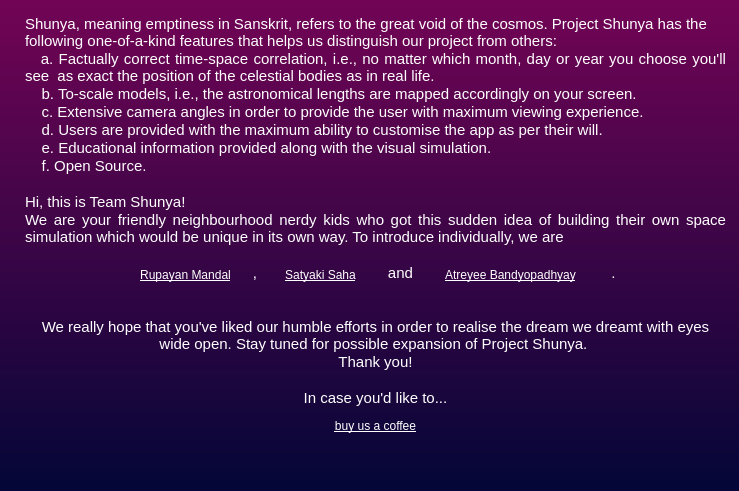
Before: the Qt Designer form New_Assets/dial_2.ui in CodeALPHA007/Shunya, drawn with Qt 5.
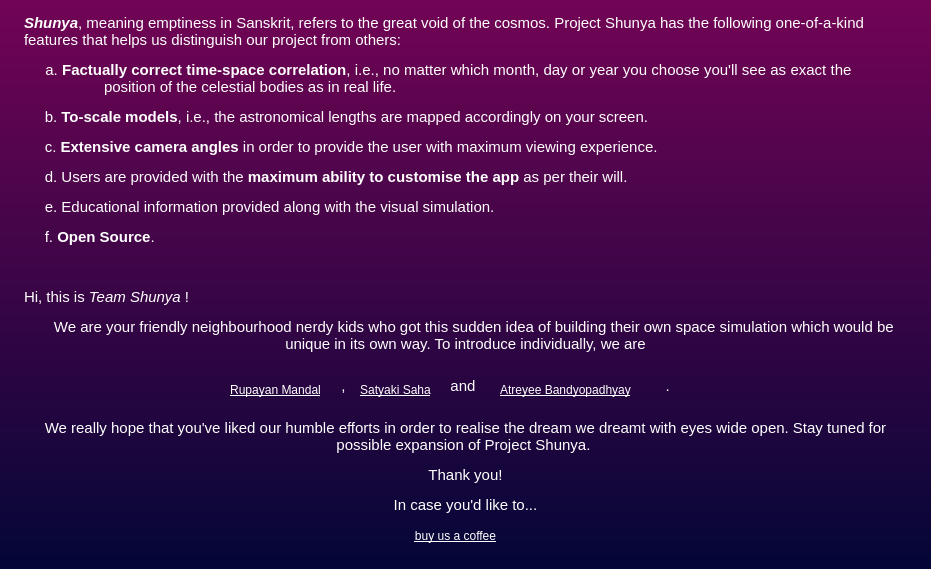
After: the same form once the commit is applied.

What changed in the file:
```diff
--- a/New_Assets/dial_2.ui
+++ b/New_Assets/dial_2.ui
@@ -6,8 +6,8 @@
    <rect>
     <x>0</x>
     <y>0</y>
-    <width>739</width>
-    <height>491</height>
+    <width>931</width>
+    <height>569</height>
    </rect>
   </property>
   <property name="windowTitle">
@@ -19,8 +19,8 @@
   <widget class="QPushButton" name="Coffee">
    <property name="geometry">
     <rect>
-     <x>310</x>
-     <y>410</y>
+     <x>390</x>
+     <y>520</y>
      <width>131</width>
      <height>31</height>
     </rect>
@@ -44,46 +44,49 @@
     <rect>
      <x>20</x>
      <y>10</y>
-     <width>711</width>
-     <height>461</height>
+     <width>891</width>
+     <height>551</height>
     </rect>
    </property>
    <property name="styleSheet">
     <string notr="true">color: rgb(255, 255, 255);
-background-color:transparent;</string>
+background-color:transparent;
+border:none;</string>
+   </property>
+   <property name="verticalScrollBarPolicy">
+    <enum>Qt::ScrollBarAlwaysOff</enum>
+   </property>
+   <property name="horizontalScrollBarPolicy">
+    <enum>Qt::ScrollBarAlwaysOff</enum>
    </property>
    <property name="html">
     <string>&lt;!DOCTYPE HTML PUBLIC &quot;-//W3C//DTD HTML 4.0//EN&quot; &quot;http://www.w3.org/TR/REC-html40/strict.dtd&quot;&gt;
 &lt;html&gt;&lt;head&gt;&lt;meta name=&quot;qrichtext&quot; content=&quot;1&quot; /&gt;&lt;style type=&quot;text/css&quot;&gt;
 p, li { white-space: pre-wrap; }
 &lt;/style&gt;&lt;/head&gt;&lt;body style=&quot; font-family:'MS Shell Dlg 2'; font-size:8.25pt; font-weight:400; font-style:normal;&quot;&gt;
-&lt;p style=&quot; margin-top:0px; margin-bottom:0px; margin-left:0px; margin-right:0px; -qt-block-indent:0; text-indent:0px;&quot;&gt;&lt;span style=&quot; font-size:11pt;&quot;&gt;Shunya, meaning emptiness in Sanskrit, refers to the great void of the cosmos. Project Shunya has the following one-of-a-kind features that helps us distinguish our project from others:&lt;/span&gt;&lt;/p&gt;
-&lt;p align=&quot;justify&quot; style=&quot; margin-top:0px; margin-bottom:0px; margin-left:0px; margin-right:0px; -qt-block-indent:0; text-indent:0px;&quot;&gt;&lt;span style=&quot; font-size:11pt;&quot;&gt;   a. Factually correct time-space correlation, i.e., no matter which month, day or year you choose you'll see  as exact the position of the celestial bodies as in real life.&lt;/span&gt;&lt;/p&gt;
-&lt;p align=&quot;justify&quot; style=&quot; margin-top:0px; margin-bottom:0px; margin-left:0px; margin-right:0px; -qt-block-indent:0; text-indent:0px;&quot;&gt;&lt;span style=&quot; font-size:11pt;&quot;&gt;    b. To-scale models, i.e., the astronomical lengths are mapped accordingly on your screen.&lt;/span&gt;&lt;/p&gt;
-&lt;p align=&quot;justify&quot; style=&quot; margin-top:0px; margin-bottom:0px; margin-left:0px; margin-right:0px; -qt-block-indent:0; text-indent:0px;&quot;&gt;&lt;span style=&quot; font-size:11pt;&quot;&gt;    c. Extensive camera angles in order to provide the user with maximum viewing experience.&lt;/span&gt;&lt;/p&gt;
-&lt;p align=&quot;justify&quot; style=&quot; margin-top:0px; margin-bottom:0px; margin-left:0px; margin-right:0px; -qt-block-indent:0; text-indent:0px;&quot;&gt;&lt;span style=&quot; font-size:11pt;&quot;&gt;    d. Users are provided with the maximum ability to customise the app as per their will.&lt;/span&gt;&lt;/p&gt;
-&lt;p align=&quot;justify&quot; style=&quot; margin-top:0px; margin-bottom:0px; margin-left:0px; margin-right:0px; -qt-block-indent:0; text-indent:0px;&quot;&gt;&lt;span style=&quot; font-size:11pt;&quot;&gt;    e. Educational information provided along with the visual simulation.&lt;/span&gt;&lt;/p&gt;
-&lt;p align=&quot;justify&quot; style=&quot; margin-top:0px; margin-bottom:0px; margin-left:0px; margin-right:0px; -qt-block-indent:0; text-indent:0px;&quot;&gt;&lt;span style=&quot; font-size:11pt;&quot;&gt;    f. Open Source.&lt;/span&gt;&lt;/p&gt;
-&lt;p align=&quot;justify&quot; style=&quot;-qt-paragraph-type:empty; margin-top:0px; margin-bottom:0px; margin-left:0px; margin-right:0px; -qt-block-indent:0; text-indent:0px; font-size:11pt;&quot;&gt;&lt;br /&gt;&lt;/p&gt;
-&lt;p align=&quot;justify&quot; style=&quot; margin-top:0px; margin-bottom:0px; margin-left:0px; margin-right:0px; -qt-block-indent:0; text-indent:0px;&quot;&gt;&lt;span style=&quot; font-size:11pt;&quot;&gt;Hi, this is Team Shunya!&lt;/span&gt;&lt;/p&gt;
-&lt;p align=&quot;justify&quot; style=&quot; margin-top:0px; margin-bottom:0px; margin-left:0px; margin-right:0px; -qt-block-indent:0; text-indent:0px;&quot;&gt;&lt;span style=&quot; font-size:11pt;&quot;&gt;We are your friendly neighbourhood nerdy kids who got this sudden idea of building their own space simulation which would be unique in its own way. To introduce individually, we are&lt;/span&gt;&lt;/p&gt;
-&lt;p align=&quot;justify&quot; style=&quot;-qt-paragraph-type:empty; margin-top:0px; margin-bottom:0px; margin-left:0px; margin-right:0px; -qt-block-indent:0; text-indent:0px; font-size:11pt;&quot;&gt;&lt;br /&gt;&lt;/p&gt;
-&lt;p align=&quot;center&quot; style=&quot; margin-top:0px; margin-bottom:0px; margin-left:0px; margin-right:0px; -qt-block-indent:0; text-indent:0px;&quot;&gt;&lt;span style=&quot; font-size:11pt;&quot;&gt; 	          , 	 	    and  		      	. &lt;/span&gt;&lt;/p&gt;
-&lt;p align=&quot;center&quot; style=&quot;-qt-paragraph-type:empty; margin-top:0px; margin-bottom:0px; margin-left:0px; margin-right:0px; -qt-block-indent:0; text-indent:0px; font-size:11pt;&quot;&gt;&lt;br /&gt;&lt;/p&gt;
-&lt;p align=&quot;center&quot; style=&quot;-qt-paragraph-type:empty; margin-top:0px; margin-bottom:0px; margin-left:0px; margin-right:0px; -qt-block-indent:0; text-indent:0px; font-size:11pt;&quot;&gt;&lt;br /&gt;&lt;/p&gt;
-&lt;p align=&quot;center&quot; style=&quot; margin-top:0px; margin-bottom:0px; margin-left:0px; margin-right:0px; -qt-block-indent:0; text-indent:0px;&quot;&gt;&lt;span style=&quot; font-size:11pt;&quot;&gt;We really hope that you've liked our humble efforts in order to realise the dream we dreamt with eyes wide open. Stay tuned for possible expansion of Project Shunya. &lt;/span&gt;&lt;/p&gt;
-&lt;p align=&quot;center&quot; style=&quot; margin-top:0px; margin-bottom:0px; margin-left:0px; margin-right:0px; -qt-block-indent:0; text-indent:0px;&quot;&gt;&lt;span style=&quot; font-size:11pt;&quot;&gt;Thank you!&lt;/span&gt;&lt;/p&gt;
-&lt;p align=&quot;center&quot; style=&quot;-qt-paragraph-type:empty; margin-top:0px; margin-bottom:0px; margin-left:0px; margin-right:0px; -qt-block-indent:0; text-indent:0px; font-size:11pt;&quot;&gt;&lt;br /&gt;&lt;/p&gt;
-&lt;p align=&quot;center&quot; style=&quot; margin-top:0px; margin-bottom:0px; margin-left:0px; margin-right:0px; -qt-block-indent:0; text-indent:0px;&quot;&gt;&lt;span style=&quot; font-size:11pt;&quot;&gt;In case you'd like to...&lt;/span&gt;&lt;/p&gt;&lt;/body&gt;&lt;/html&gt;</string>
+&lt;p style=&quot; margin-top:12px; margin-bottom:12px; margin-left:0px; margin-right:0px; -qt-block-indent:0; text-indent:0px;&quot;&gt;&lt;span style=&quot; font-size:11pt; font-weight:600; font-style:italic;&quot;&gt;Shunya&lt;/span&gt;&lt;span style=&quot; font-size:11pt;&quot;&gt;, meaning emptiness in Sanskrit, refers to the great void of the cosmos. Project Shunya has the following one-of-a-kind features that helps us distinguish our project from others:&lt;/span&gt;&lt;/p&gt;
+&lt;p align=&quot;justify&quot; style=&quot; margin-top:12px; margin-bottom:12px; margin-left:0px; margin-right:0px; -qt-block-indent:0; text-indent:0px;&quot;&gt;&lt;span style=&quot; font-size:11pt;&quot;&gt;     a. &lt;/span&gt;&lt;span style=&quot; font-size:11pt; font-weight:600;&quot;&gt;Factually correct time-space correlation&lt;/span&gt;&lt;span style=&quot; font-size:11pt;&quot;&gt;, i.e., no matter which month, day or year you choose you'll see as exact the 			position of the celestial bodies as in real life.&lt;/span&gt;&lt;/p&gt;
+&lt;p align=&quot;justify&quot; style=&quot; margin-top:12px; margin-bottom:12px; margin-left:0px; margin-right:0px; -qt-block-indent:0; text-indent:0px;&quot;&gt;&lt;span style=&quot; font-size:11pt;&quot;&gt;     b. &lt;/span&gt;&lt;span style=&quot; font-size:11pt; font-weight:600;&quot;&gt;To-scale models&lt;/span&gt;&lt;span style=&quot; font-size:11pt;&quot;&gt;, i.e., the astronomical lengths are mapped accordingly on your screen.&lt;/span&gt;&lt;/p&gt;
+&lt;p align=&quot;justify&quot; style=&quot; margin-top:12px; margin-bottom:12px; margin-left:0px; margin-right:0px; -qt-block-indent:0; text-indent:0px;&quot;&gt;&lt;span style=&quot; font-size:11pt;&quot;&gt;     c. &lt;/span&gt;&lt;span style=&quot; font-size:11pt; font-weight:600;&quot;&gt;Extensive camera angles&lt;/span&gt;&lt;span style=&quot; font-size:11pt;&quot;&gt; in order to provide the user with maximum viewing experience.&lt;/span&gt;&lt;/p&gt;
+&lt;p align=&quot;justify&quot; style=&quot; margin-top:12px; margin-bottom:12px; margin-left:0px; margin-right:0px; -qt-block-indent:0; text-indent:0px;&quot;&gt;&lt;span style=&quot; font-size:11pt;&quot;&gt;     d. Users are provided with the &lt;/span&gt;&lt;span style=&quot; font-size:11pt; font-weight:600;&quot;&gt;maximum ability to customise the app&lt;/span&gt;&lt;span style=&quot; font-size:11pt;&quot;&gt; as per their will.&lt;/span&gt;&lt;/p&gt;
+&lt;p align=&quot;justify&quot; style=&quot; margin-top:12px; margin-bottom:12px; margin-left:0px; margin-right:0px; -qt-block-indent:0; text-indent:0px;&quot;&gt;&lt;span style=&quot; font-size:11pt;&quot;&gt;     e. Educational information provided along with the visual simulation.&lt;/span&gt;&lt;/p&gt;
+&lt;p align=&quot;justify&quot; style=&quot; margin-top:12px; margin-bottom:12px; margin-left:0px; margin-right:0px; -qt-block-indent:0; text-indent:0px;&quot;&gt;&lt;span style=&quot; font-size:11pt;&quot;&gt;     f. &lt;/span&gt;&lt;span style=&quot; font-size:11pt; font-weight:600;&quot;&gt;Open Source&lt;/span&gt;&lt;span style=&quot; font-size:11pt;&quot;&gt;.&lt;/span&gt;&lt;/p&gt;
+&lt;p align=&quot;justify&quot; style=&quot;-qt-paragraph-type:empty; margin-top:12px; margin-bottom:12px; margin-left:0px; margin-right:0px; -qt-block-indent:0; text-indent:0px; font-size:11pt;&quot;&gt;&lt;br /&gt;&lt;/p&gt;
+&lt;p align=&quot;justify&quot; style=&quot; margin-top:12px; margin-bottom:12px; margin-left:0px; margin-right:0px; -qt-block-indent:0; text-indent:0px;&quot;&gt;&lt;span style=&quot; font-size:11pt;&quot;&gt;Hi, this is &lt;/span&gt;&lt;span style=&quot; font-size:11pt; font-style:italic;&quot;&gt;Team Shunya &lt;/span&gt;&lt;span style=&quot; font-size:11pt;&quot;&gt;!&lt;/span&gt;&lt;/p&gt;
+&lt;p align=&quot;center&quot; style=&quot; margin-top:12px; margin-bottom:12px; margin-left:0px; margin-right:0px; -qt-block-indent:0; text-indent:0px;&quot;&gt;&lt;span style=&quot; font-size:11pt;&quot;&gt;    We are your friendly neighbourhood nerdy kids who got this sudden idea of building their own space simulation which would be     unique in its own way. To introduce individually, we are&lt;/span&gt;&lt;br /&gt;&lt;/p&gt;
+&lt;p align=&quot;center&quot; style=&quot; margin-top:12px; margin-bottom:12px; margin-left:0px; margin-right:0px; -qt-block-indent:0; text-indent:0px;&quot;&gt;&lt;span style=&quot; font-size:11pt;&quot;&gt;	, 	       and			 . &lt;/span&gt;&lt;br /&gt;&lt;/p&gt;
+&lt;p align=&quot;center&quot; style=&quot; margin-top:12px; margin-bottom:12px; margin-left:0px; margin-right:0px; -qt-block-indent:0; text-indent:0px;&quot;&gt;&lt;span style=&quot; font-size:11pt;&quot;&gt;We really hope that you've liked our humble efforts in order to realise the dream we dreamt with eyes wide open. Stay tuned for possible expansion of Project Shunya. &lt;/span&gt;&lt;/p&gt;
+&lt;p align=&quot;center&quot; style=&quot; margin-top:12px; margin-bottom:12px; margin-left:0px; margin-right:0px; -qt-block-indent:0; text-indent:0px;&quot;&gt;&lt;span style=&quot; font-size:11pt;&quot;&gt;Thank you!&lt;/span&gt;&lt;/p&gt;
+&lt;p align=&quot;center&quot; style=&quot; margin-top:12px; margin-bottom:12px; margin-left:0px; margin-right:0px; -qt-block-indent:0; text-indent:0px;&quot;&gt;&lt;span style=&quot; font-size:11pt;&quot;&gt;In case you'd like to...&lt;/span&gt;&lt;/p&gt;&lt;/body&gt;&lt;/html&gt;</string>
    </property>
   </widget>
   <widget class="QLabel" name="RM">
    <property name="geometry">
     <rect>
-     <x>120</x>
-     <y>260</y>
+     <x>210</x>
+     <y>380</y>
      <width>131</width>
-     <height>31</height>
+     <height>21</height>
     </rect>
    </property>
    <property name="styleSheet">
@@ -106,10 +109,10 @@
   <widget class="QLabel" name="SS">
    <property name="geometry">
     <rect>
-     <x>260</x>
-     <y>260</y>
-     <width>121</width>
-     <height>31</height>
+     <x>320</x>
+     <y>380</y>
+     <width>151</width>
+     <height>21</height>
     </rect>
    </property>
    <property name="styleSheet">
@@ -132,10 +135,10 @@
   <widget class="QLabel" name="AB">
    <property name="geometry">
     <rect>
-     <x>420</x>
-     <y>260</y>
-     <width>181</width>
-     <height>31</height>
+     <x>470</x>
+     <y>380</y>
+     <width>191</width>
+     <height>21</height>
     </rect>
    </property>
    <property name="styleSheet">
```
